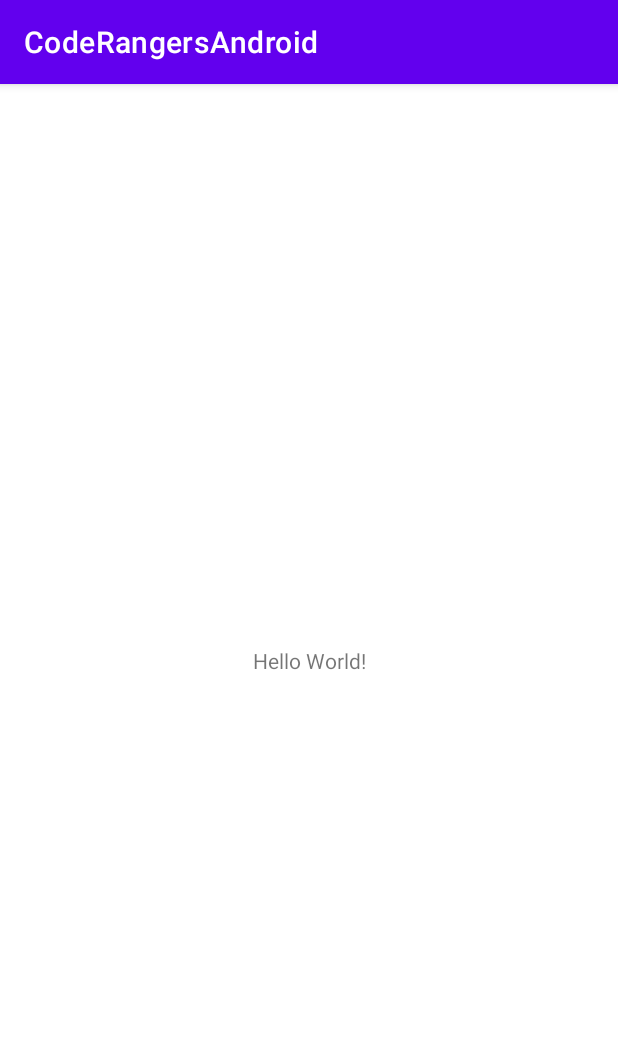
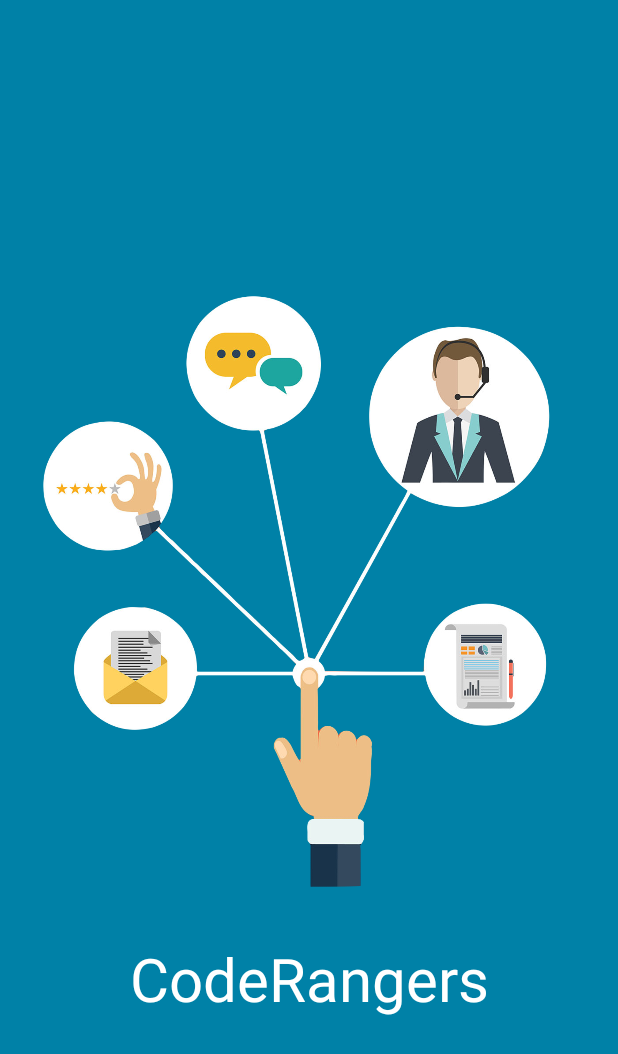
Before and after one commit to ErickMartinez77/CodeRangersAndroid, an Android app: the first screen one second after launch (MainActivity before the commit, InitialActivity after it), on a phone screen of 412 x 824 dp. Shown: the top 1054 px of the screen. Run offline under Robolectric (Android 15) with nearby library versions, the phone set to English and light mode, and no system bars.

Commit message:
Initial screen done

```diff
--- a/app/src/main/AndroidManifest.xml
+++ b/app/src/main/AndroidManifest.xml
@@ -10,7 +10,7 @@
         android:supportsRtl="true"
         android:theme="@style/Theme.CodeRangersAndroid">
         <activity
-            android:name=".MainActivity"
+            android:name=".ui.activities.InitialActivity"
             android:exported="true">
             <intent-filter>
                 <action android:name="android.intent.action.MAIN" />
@@ -18,6 +18,9 @@
                 <category android:name="android.intent.category.LAUNCHER" />
             </intent-filter>
         </activity>
+        <activity
+            android:name=".ui.activities.LoginActivity"
+            android:exported="true"/>
     </application>
 
 </manifest>
--- a/app/src/main/java/edu/upb/coderangersandroid/MainActivity.kt
+++ /dev/null
@@ -1,13 +0,0 @@
-package edu.upb.coderangersandroid
-
-import androidx.appcompat.app.AppCompatActivity
-import android.os.Bundle
-
-class MainActivity : AppCompatActivity() {
-    override fun onCreate(savedInstanceState: Bundle?) {
-        super.onCreate(savedInstanceState)
-        setContentView(R.layout.activity_main)
-
-        //PRUEBA
-    }
-}
--- /dev/null
+++ b/app/src/main/java/edu/upb/coderangersandroid/ui/activities/InitialActivity.kt
@@ -0,0 +1,22 @@
+package edu.upb.coderangersandroid.ui.activities
+
+import android.content.Intent
+import androidx.appcompat.app.AppCompatActivity
+import android.os.Bundle
+import android.os.Handler
+import edu.upb.coderangersandroid.R
+
+class InitialActivity : AppCompatActivity() {
+    override fun onCreate(savedInstanceState: Bundle?) {
+        super.onCreate(savedInstanceState)
+        setContentView(R.layout.activity_initial)
+
+        supportActionBar?.hide()
+
+        Handler().postDelayed({
+            val intent = Intent(this, LoginActivity::class.java)
+            startActivity(intent)
+            finish()
+        }, 3000)
+    }
+}
--- /dev/null
+++ b/app/src/main/res/layout/activity_initial.xml
@@ -0,0 +1,35 @@
+<?xml version="1.0" encoding="utf-8"?>
+<androidx.constraintlayout.widget.ConstraintLayout xmlns:android="http://schemas.android.com/apk/res/android"
+    xmlns:app="http://schemas.android.com/apk/res-auto"
+    xmlns:tools="http://schemas.android.com/tools"
+    android:layout_width="match_parent"
+    android:layout_height="match_parent"
+    android:background="?attr/colorPrimary"
+    tools:context=".ui.activities.InitialActivity">
+
+    <TextView
+        android:id="@+id/textView"
+        android:layout_width="wrap_content"
+        android:layout_height="wrap_content"
+        android:text="@string/app_name"
+        android:textColor="?attr/colorOnPrimary"
+        android:textSize="40sp"
+        app:layout_constraintBottom_toBottomOf="parent"
+        app:layout_constraintEnd_toEndOf="parent"
+        app:layout_constraintHorizontal_bias="0.5"
+        app:layout_constraintStart_toStartOf="parent"
+        app:layout_constraintTop_toBottomOf="@+id/imageView" />
+
+    <ImageView
+        android:id="@+id/imageView"
+        android:layout_width="0dp"
+        android:layout_height="480dp"
+        app:layout_constraintBottom_toTopOf="@+id/textView"
+        app:layout_constraintEnd_toEndOf="parent"
+        app:layout_constraintHorizontal_bias="1.0"
+        app:layout_constraintStart_toStartOf="parent"
+        app:layout_constraintTop_toTopOf="parent"
+        app:layout_constraintVertical_chainStyle="packed"
+        app:srcCompat="@drawable/servicios" />
+
+</androidx.constraintlayout.widget.ConstraintLayout>
--- /dev/null
+++ b/app/src/main/res/layout/activity_login.xml
@@ -0,0 +1,6 @@
+<?xml version="1.0" encoding="utf-8"?>
+<androidx.constraintlayout.widget.ConstraintLayout xmlns:android="http://schemas.android.com/apk/res/android"
+    android:layout_width="match_parent"
+    android:layout_height="match_parent">
+
+</androidx.constraintlayout.widget.ConstraintLayout>
--- a/app/src/main/res/layout/activity_main.xml
+++ /dev/null
@@ -1,18 +0,0 @@
-<?xml version="1.0" encoding="utf-8"?>
-<androidx.constraintlayout.widget.ConstraintLayout xmlns:android="http://schemas.android.com/apk/res/android"
-    xmlns:app="http://schemas.android.com/apk/res-auto"
-    xmlns:tools="http://schemas.android.com/tools"
-    android:layout_width="match_parent"
-    android:layout_height="match_parent"
-    tools:context=".MainActivity">
-
-    <TextView
-        android:layout_width="wrap_content"
-        android:layout_height="wrap_content"
-        android:text="Hello World!"
-        app:layout_constraintBottom_toBottomOf="parent"
-        app:layout_constraintLeft_toLeftOf="parent"
-        app:layout_constraintRight_toRightOf="parent"
-        app:layout_constraintTop_toTopOf="parent" />
-
-</androidx.constraintlayout.widget.ConstraintLayout>
--- a/app/src/main/res/values/colors.xml
+++ b/app/src/main/res/values/colors.xml
@@ -1,5 +1,6 @@
 <?xml version="1.0" encoding="utf-8"?>
 <resources>
+    <color name="primary">#0081A7</color>
     <color name="purple_200">#FFBB86FC</color>
     <color name="purple_500">#FF6200EE</color>
     <color name="purple_700">#FF3700B3</color>
--- a/app/src/main/res/values/strings.xml
+++ b/app/src/main/res/values/strings.xml
@@ -1,3 +1,3 @@
 <resources>
-    <string name="app_name">CodeRangersAndroid</string>
+    <string name="app_name">CodeRangers</string>
 </resources>
--- a/app/src/main/res/values/themes.xml
+++ b/app/src/main/res/values/themes.xml
@@ -2,8 +2,8 @@
     <!-- Base application theme. -->
     <style name="Theme.CodeRangersAndroid" parent="Theme.MaterialComponents.DayNight.DarkActionBar">
         <!-- Primary brand color. -->
-        <item name="colorPrimary">@color/purple_500</item>
-        <item name="colorPrimaryVariant">@color/purple_700</item>
+        <item name="colorPrimary">@color/primary</item>
+        <item name="colorPrimaryVariant">@color/primary</item>
         <item name="colorOnPrimary">@color/white</item>
         <!-- Secondary brand color. -->
         <item name="colorSecondary">@color/teal_200</item>
```
Also changed, not shown: app/src/main/java/edu/upb/coderangersandroid/ui/activities/LoginActivity.kt (added, +17 -0 lines), app/src/main/res/drawable-v24/servicios.png (added).
